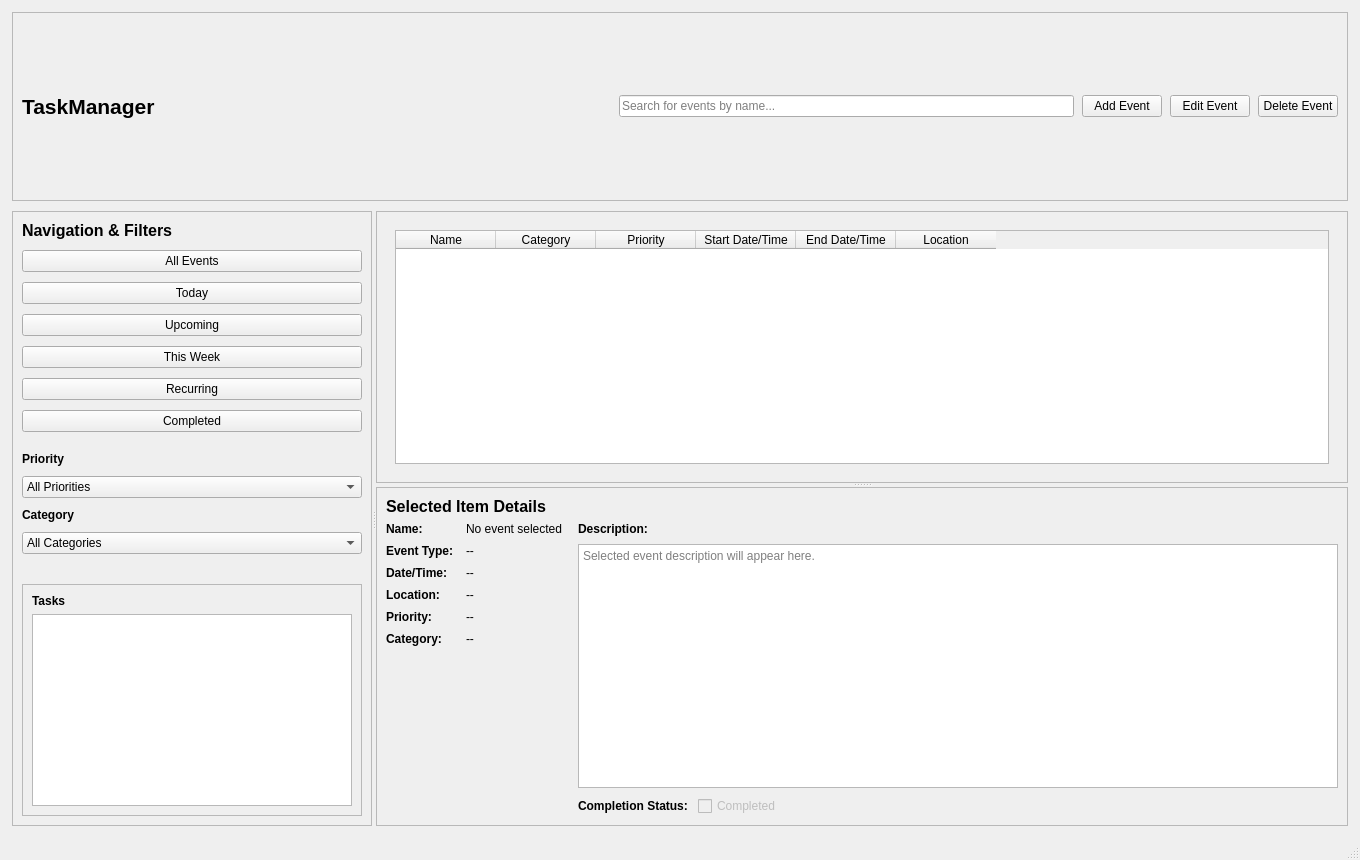
Above: mainwindow.ui from dylanreaves/TaskManager before the change. Below: the same form after it.
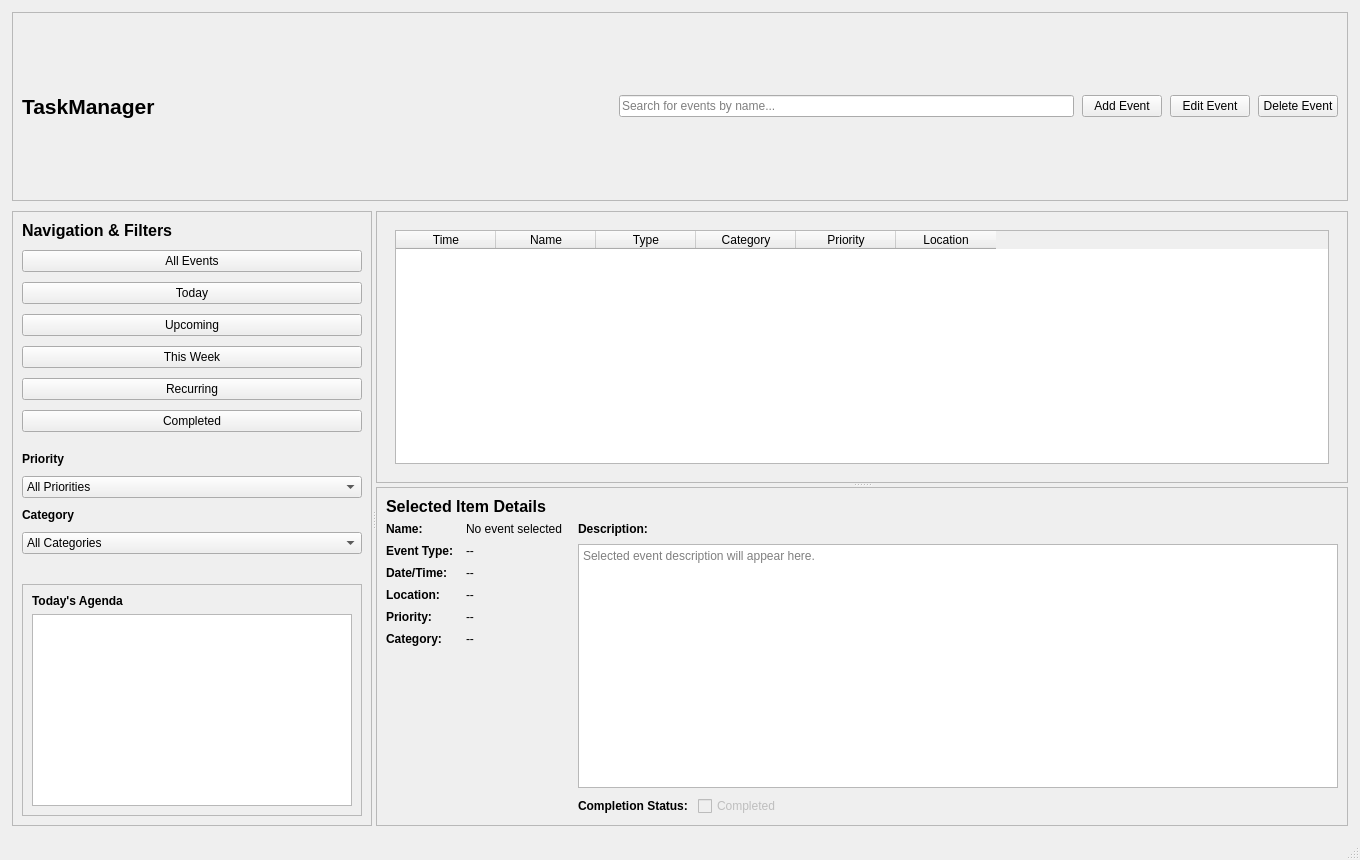
That is the form after the change.

The edit to the form file:
```diff
--- a/mainwindow.ui
+++ b/mainwindow.ui
@@ -325,7 +325,7 @@
               </font>
              </property>
              <property name="text">
-              <string>Tasks</string>
+              <string>Today's Agenda</string>
              </property>
             </widget>
            </item>
@@ -398,11 +398,21 @@
                <property name="selectionBehavior">
                 <enum>QAbstractItemView::SelectionBehavior::SelectRows</enum>
                </property>
+               <column>
+                <property name="text">
+                 <string>Time</string>
+                </property>
+               </column>
                <column>
                 <property name="text">
                  <string>Name</string>
                 </property>
                </column>
+               <column>
+                <property name="text">
+                 <string>Type</string>
+                </property>
+               </column>
                <column>
                 <property name="text">
                  <string>Category</string>
@@ -413,16 +423,6 @@
                  <string>Priority</string>
                 </property>
                </column>
-               <column>
-                <property name="text">
-                 <string>Start Date/Time</string>
-                </property>
-               </column>
-               <column>
-                <property name="text">
-                 <string>End Date/Time</string>
-                </property>
-               </column>
                <column>
                 <property name="text">
                  <string>Location</string>
```
